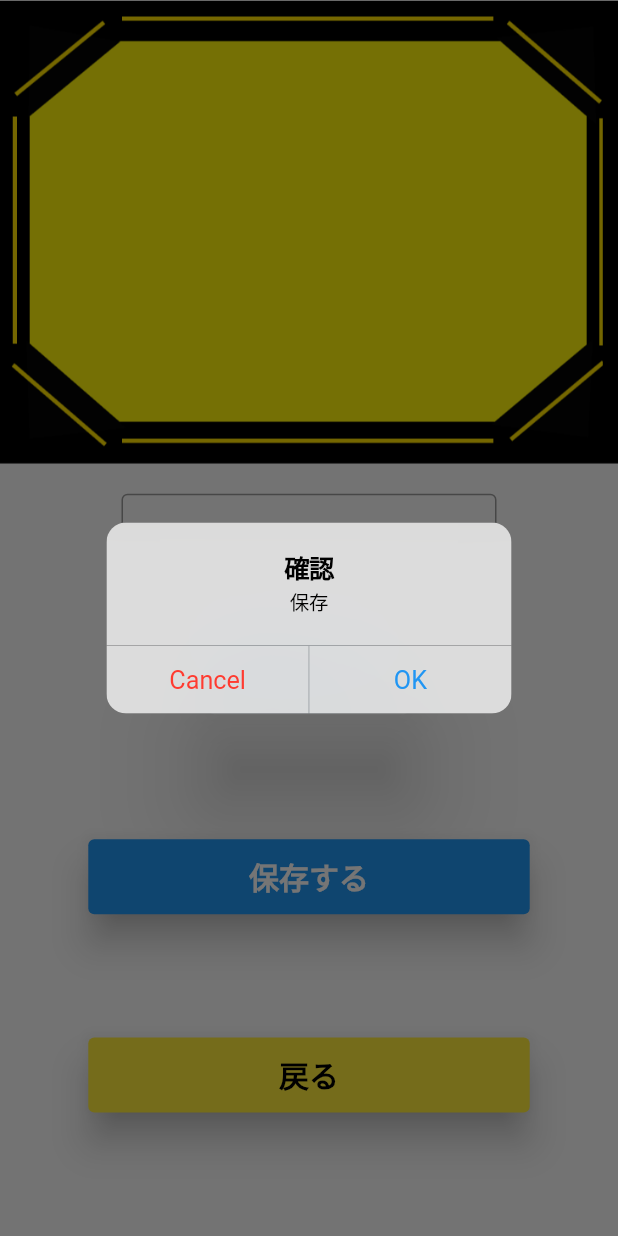
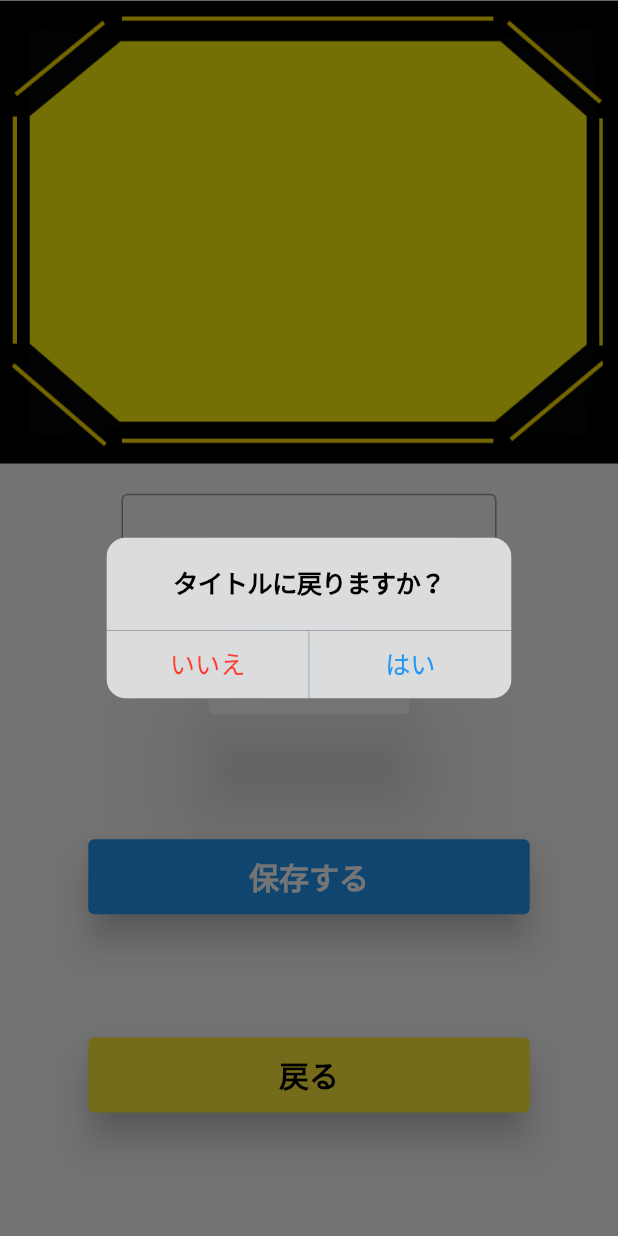
Before and after one commit to iseruuuuu/bokete_maker_app, a Flutter app: the HomeFulScreen screen opened directly, after a tap on "戻る", on a phone screen of 412 x 824 dp. Run offline on Flutter 3.47's test engine with Material 2 defaults, Android fonts, the phone set to English and light mode, and no system bars; our stand-ins replace get, image_gallery_saver, in_app_review; missing offline and left inert: image_editor.

Commit message:
add: 戻るボタンを追加

```diff
--- a/lib/screen/home_ful/home_ful_screen.dart
+++ b/lib/screen/home_ful/home_ful_screen.dart
@@ -202,17 +202,16 @@ class _HomeFulScreenState extends State<HomeFulScreen> {
     return showDialog(
       context: context,
       builder: (_) => CupertinoAlertDialog(
-        title: const Text("確認"),
-        content: const Text('保存'),
+        title: const Text("タイトルに戻りますか？"),
         actions: [
           CupertinoDialogAction(
-              child: const Text('Cancel'),
+              child: const Text('いいえ'),
               isDestructiveAction: true,
               onPressed: () {
                 Navigator.of(context).pop();
               }),
           CupertinoDialogAction(
-            child: const Text('OK'),
+            child: const Text('はい'),
             onPressed: () {
               //Navigator.of(context).pop();
               Navigator.of(context).popUntil((route) => route.isFirst);
```
